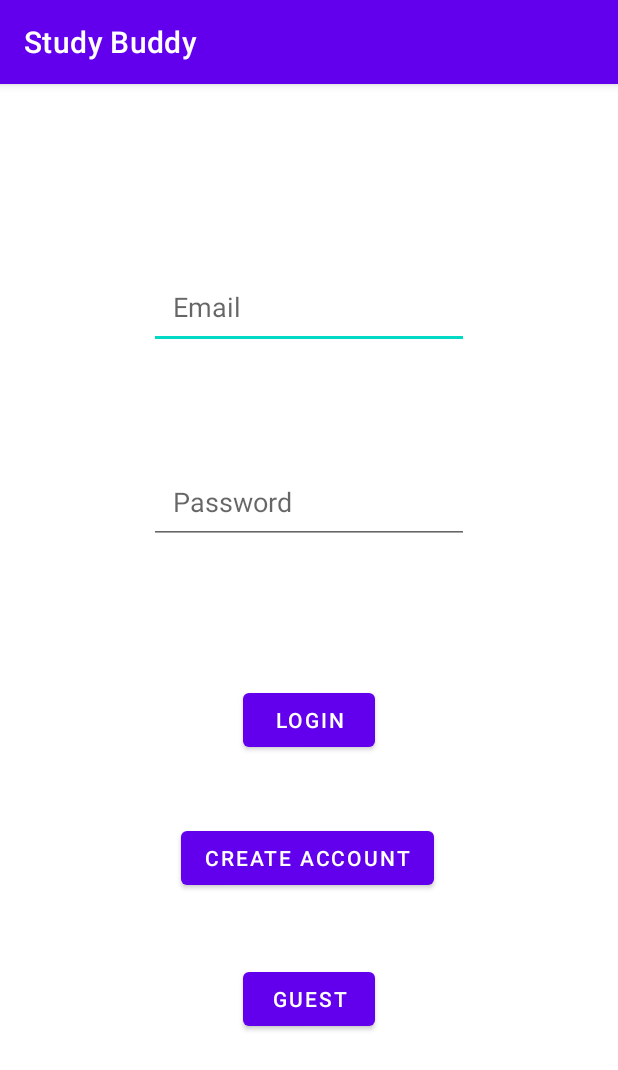
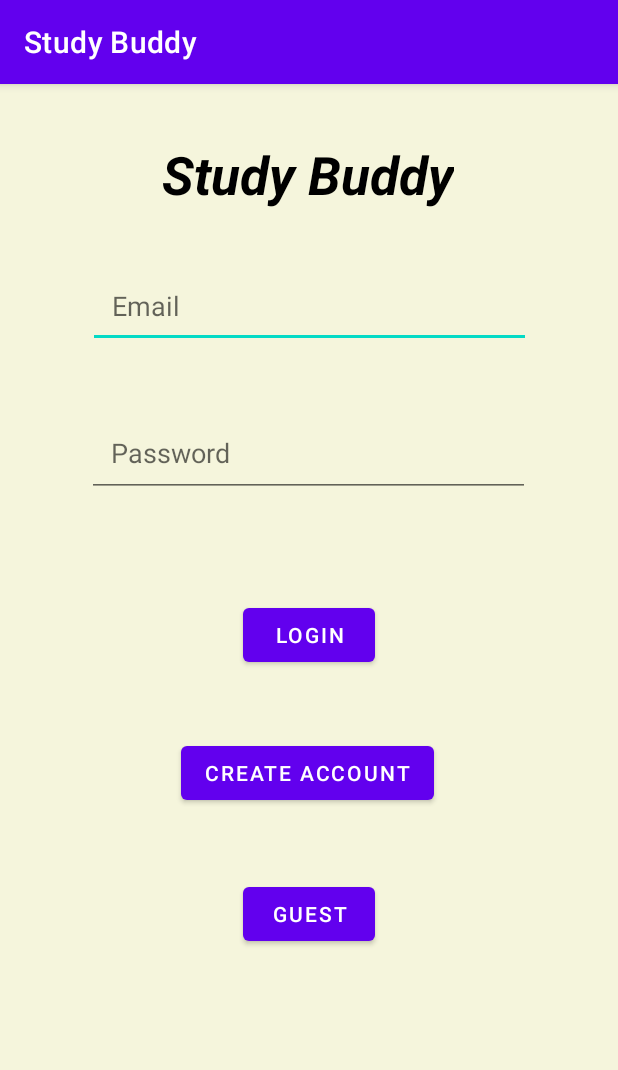
Before and after one commit to andrewnoel99/StudyBuddy, an Android app: the screen it shows after launch (LoginActivity2), on a phone screen of 412 x 824 dp. Shown: the top 1070 px of the screen. Run offline under Robolectric (Android 15) with nearby library versions, the phone set to English and light mode, and no system bars; our stand-ins replace Firebase (no records; nobody signed in at launch, a user with empty details on screens opened directly).

Commit message:
Made Login Page look a bit nicer. 5/9 4:51pm

```diff
--- a/app/src/main/res/layout/activity_login2.xml
+++ b/app/src/main/res/layout/activity_login2.xml
@@ -2,8 +2,10 @@
 <androidx.constraintlayout.widget.ConstraintLayout xmlns:android="http://schemas.android.com/apk/res/android"
     xmlns:app="http://schemas.android.com/apk/res-auto"
     xmlns:tools="http://schemas.android.com/tools"
+    android:id="@+id/LoginActivity2"
     android:layout_width="match_parent"
     android:layout_height="match_parent"
+    android:background="@color/beige"
     tools:context=".LoginActivity2">
 
     <Button
@@ -19,38 +21,40 @@
 
     <EditText
         android:id="@+id/userEmailET"
-        android:layout_width="wrap_content"
-        android:layout_height="wrap_content"
+        android:layout_width="295dp"
+        android:layout_height="56dp"
         android:layout_marginTop="120dp"
         android:ems="10"
+        android:hint="Email"
         android:inputType="textEmailAddress"
+        android:padding="16dp"
         app:layout_constraintEnd_toEndOf="parent"
         app:layout_constraintStart_toStartOf="parent"
-        app:layout_constraintTop_toTopOf="parent"
-        android:hint = "Email"
-        android:padding = "16dp"/>
+        app:layout_constraintTop_toTopOf="parent" />
 
     <EditText
         android:id="@+id/userPasswordET"
-        android:layout_width="wrap_content"
-        android:layout_height="wrap_content"
-        android:layout_marginTop="73dp"
+        android:layout_width="295dp"
+        android:layout_height="59dp"
+        android:layout_marginTop="40dp"
         android:ems="10"
+        android:hint="Password"
         android:inputType="textPassword"
+        android:labelFor="@+id/userPasswordET"
+        android:padding="16dp"
         app:layout_constraintEnd_toEndOf="parent"
+        app:layout_constraintHorizontal_bias="0.497"
         app:layout_constraintStart_toStartOf="parent"
-        app:layout_constraintTop_toBottomOf="@+id/userEmailET"
-        android:labelFor="@+id/userPasswordET"
-        android:hint = "Password"
-        android:padding = "16dp"/>
+        app:layout_constraintTop_toBottomOf="@+id/userEmailET" />
 
     <Button
         android:id="@+id/login_button"
         android:layout_width="wrap_content"
         android:layout_height="wrap_content"
-        android:layout_marginTop="93dp"
+        android:layout_marginTop="68dp"
         android:text="Login"
         app:layout_constraintEnd_toEndOf="parent"
+        app:layout_constraintHorizontal_bias="0.501"
         app:layout_constraintStart_toStartOf="parent"
         app:layout_constraintTop_toBottomOf="@+id/userPasswordET" />
 
@@ -63,4 +67,20 @@
         app:layout_constraintEnd_toEndOf="parent"
         app:layout_constraintStart_toStartOf="parent"
         app:layout_constraintTop_toBottomOf="@+id/create_account_button" />
+
+    <TextView
+        android:id="@+id/textView"
+        android:layout_width="wrap_content"
+        android:layout_height="wrap_content"
+        android:layout_marginTop="36dp"
+        android:layout_marginBottom="36dp"
+        android:text="Study Buddy"
+        android:textColor="#000000"
+        android:textSize="35sp"
+        android:textStyle="bold|italic"
+        app:layout_constraintBottom_toTopOf="@+id/userEmailET"
+        app:layout_constraintEnd_toEndOf="parent"
+        app:layout_constraintHorizontal_bias="0.497"
+        app:layout_constraintStart_toStartOf="parent"
+        app:layout_constraintTop_toTopOf="parent" />
 </androidx.constraintlayout.widget.ConstraintLayout>
```
